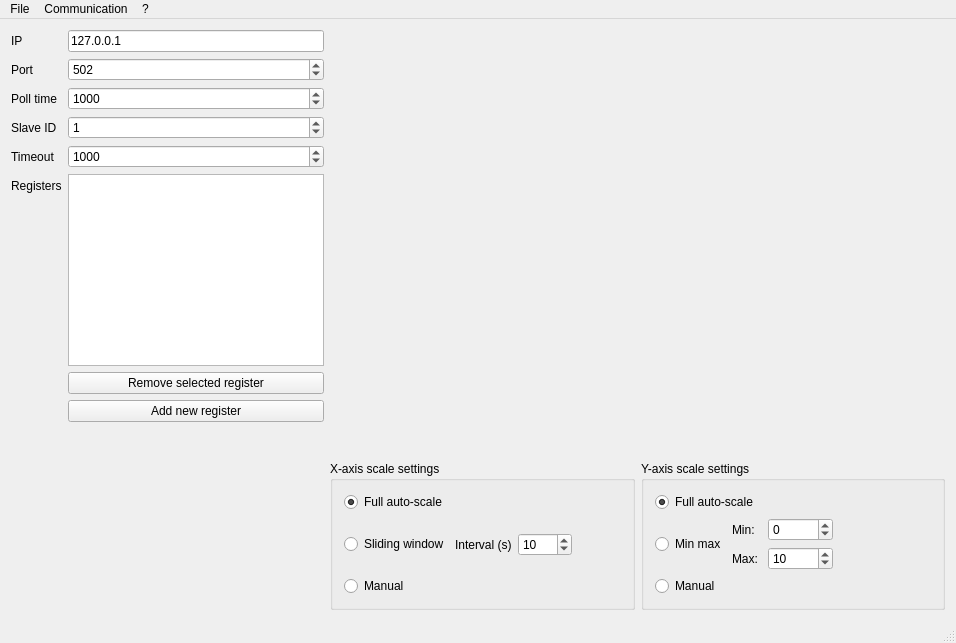
Qt form src/mainwindow.ui (ModbusScope/ModbusScope) before a commit.
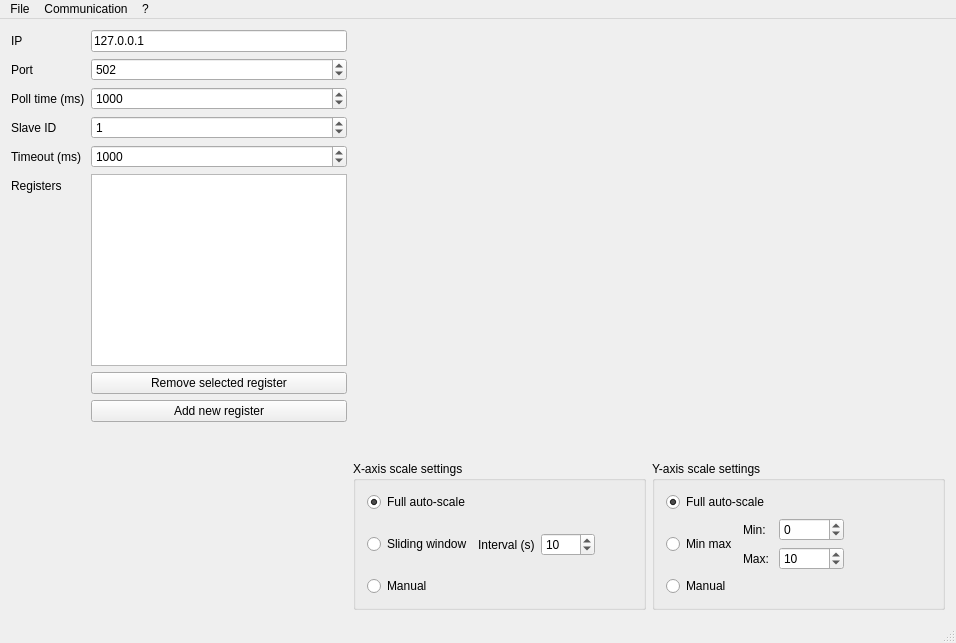
The same form after that commit. Custom widgets are drawn as their Qt base class.

Commit message: Label changes (closes #24)

```diff
--- a/src/mainwindow.ui
+++ b/src/mainwindow.ui
@@ -58,7 +58,7 @@
           <item row="4" column="0">
            <widget class="QLabel" name="label_5">
             <property name="text">
-             <string>Poll time</string>
+             <string>Poll time (ms)</string>
             </property>
            </widget>
           </item>
@@ -129,7 +129,7 @@
           <item row="6" column="0">
            <widget class="QLabel" name="label_9">
             <property name="text">
-             <string>Timeout</string>
+             <string>Timeout (ms)</string>
             </property>
            </widget>
           </item>
```
